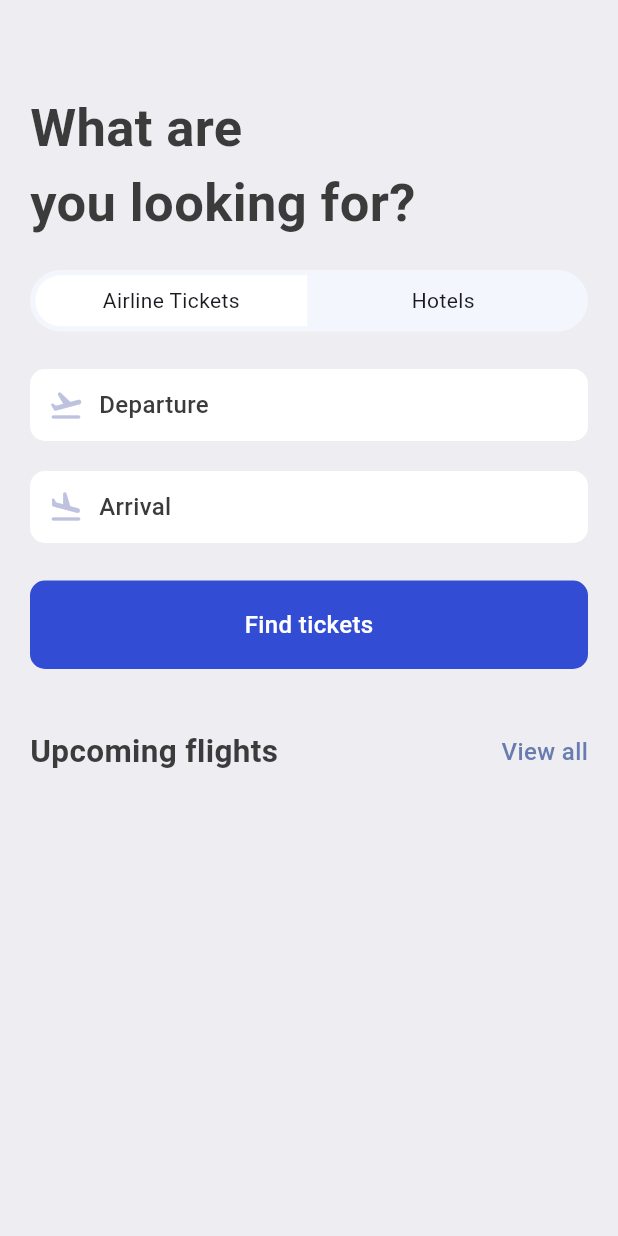
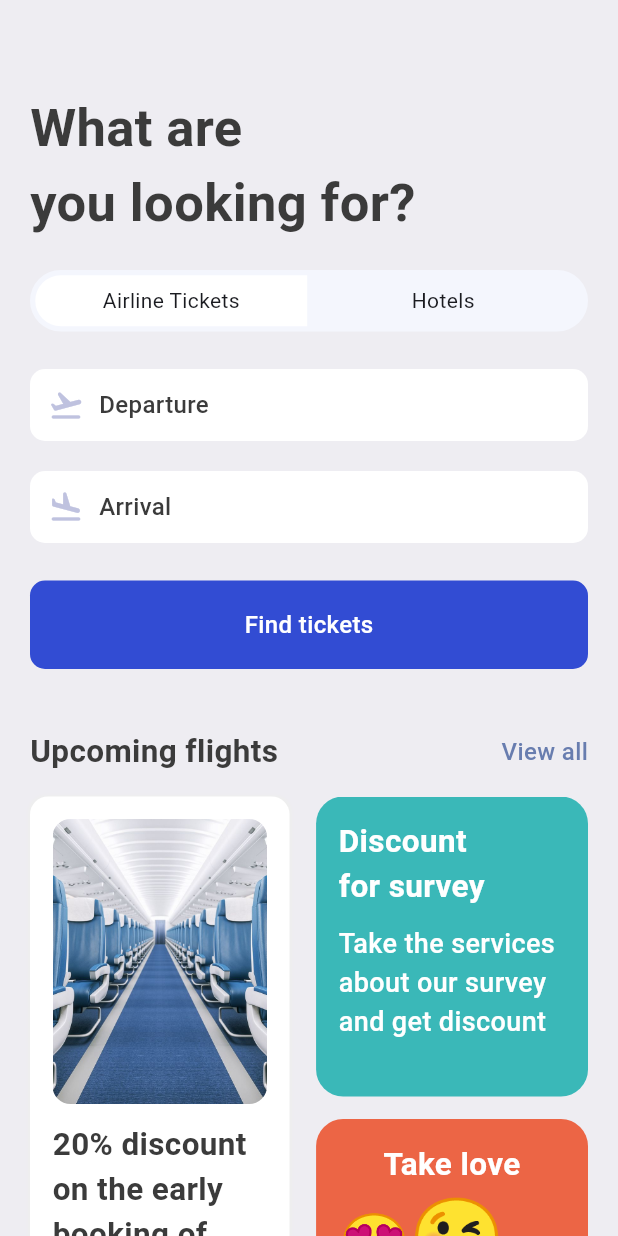
Before and after one commit to Tabrez10XDev/Flutter-TicketBooker, a Flutter app: the SearchScreen screen opened directly, on a phone screen of 412 x 824 dp. Run offline on Flutter 3.47's test engine with Material 3 defaults, Android fonts, the phone set to English and light mode, and no system bars; our stand-ins replace fluentui_icons, gap, get.

Commit message:
Safe Check; 4.30 Mark

```diff
--- a/lib/screens/search_screen.dart
+++ b/lib/screens/search_screen.dart
@@ -83,23 +83,129 @@ class SearchScreen extends StatelessWidget {
           Gap(AppLayout.getHeight(40)),
           const AppDoubleTextWidget(
               bigText: "Upcoming flights", smallText: "View all"),
+          Gap(AppLayout.getHeight(15)),
           Row(
+            mainAxisAlignment: MainAxisAlignment.spaceBetween,
             children: [
               Container(
+                height: AppLayout.getHeight(425),
+                width: size.width * 0.42,
+                padding: EdgeInsets.symmetric(
+                    horizontal: AppLayout.getHeight(15),
+                    vertical: AppLayout.getWidth(15)),
+                decoration: BoxDecoration(
+                    color: Colors.white,
+                    borderRadius:
+                        BorderRadius.circular(AppLayout.getHeight(12)),
+                    boxShadow: [
+                      BoxShadow(
+                          color: Colors.grey.shade200,
+                          blurRadius: 1,
+                          spreadRadius: 1)
+                    ]),
                 child: Column(
                   children: [
                     Container(
                       height: AppLayout.getHeight(190),
                       decoration: BoxDecoration(
-                        image: DecorationImage(
-                          image: AssetImage(
-                            "assets/images/"
-                          )
-                        )
-                      ),
+                          borderRadius:
+                              BorderRadius.circular(AppLayout.getHeight(12)),
+                          image: const DecorationImage(
+                              fit: BoxFit.cover,
+                              image: AssetImage("assets/images/sit.jpeg"))),
+                    ),
+                    Gap(AppLayout.getHeight(12)),
+                    Text(
+                      "20% discount on the early booking of this flight, Don't miss.",
+                      style: Styles.headlineStyle2,
                     )
                   ],
                 ),
+              ),
+              Column(
+                children: [
+                  Stack(
+                    children: [
+                      Container(
+                        width: size.width * 0.44,
+                        height: AppLayout.getHeight(200),
+                        decoration: BoxDecoration(
+                            color: Color(0xFF3Ab8B8),
+                            borderRadius:
+                                BorderRadius.circular(AppLayout.getHeight(18))),
+                        padding: EdgeInsets.symmetric(
+                            vertical: AppLayout.getHeight(15),
+                            horizontal: AppLayout.getHeight(15)),
+                        child: Column(
+                          crossAxisAlignment: CrossAxisAlignment.start,
+                          children: [
+                            Text(
+                              "Discount\nfor survey",
+                              style: Styles.headlineStyle2.copyWith(
+                                  fontWeight: FontWeight.bold,
+                                  color: Colors.white),
+                            ),
+                            Gap(AppLayout.getHeight(10)),
+                            Text(
+                              "Take the services about our survey and get discount",
+                              style: Styles.headlineStyle2.copyWith(
+                                  fontWeight: FontWeight.w500,
+                                  color: Colors.white,
+                                  fontSize: 18),
+                            ),
+                          ],
+                        ),
+                      ),
+                      Positioned(
+                        right: -45,
+                        top: -40,
+                        child: Container(
+                          decoration: BoxDecoration(
+                              shape: BoxShape.circle,
+                              border: Border.all(
+                                  width: 18, color: Color(0xFF189999)),
+                              color: Colors.transparent),
+                        ),
+                      )
+                    ],
+                  ),
+                  Gap(AppLayout.getHeight(15)),
+                  Container(
+                    width: size.width * .44,
+                    height: AppLayout.getHeight(210),
+                    padding: EdgeInsets.symmetric(
+                        vertical: AppLayout.getHeight(15),
+                        horizontal: AppLayout.getHeight(15)),
+                    decoration: BoxDecoration(
+                        borderRadius:
+                            BorderRadius.circular(AppLayout.getHeight(18)),
+                        color: const Color(0xFFEC6545)),
+                    child: Column(
+                      children: [
+                        Text("Take love", style: Styles.headlineStyle2.copyWith(color: Colors.white, fontWeight: FontWeight.bold), textAlign: TextAlign.center,),
+                        Gap(AppLayout.getHeight(5)),
+                        RichText(text:
+                        const TextSpan(
+                          children: [
+                            TextSpan(
+                              text: '😍',
+                              style: TextStyle(fontSize: 38)
+                            ),
+                            TextSpan(
+                                text: '😘',
+                                style: TextStyle(fontSize: 50)
+                            ),
+                            TextSpan(
+                                text: '🥰',
+                                style: TextStyle(fontSize: 38)
+                            ),
+                          ]
+                        )
+                        )
+                      ],
+                    ),
+                  )
+                ],
               )
             ],
           )
```
Also changed, not shown: assets/images/sit.jpeg (added).
